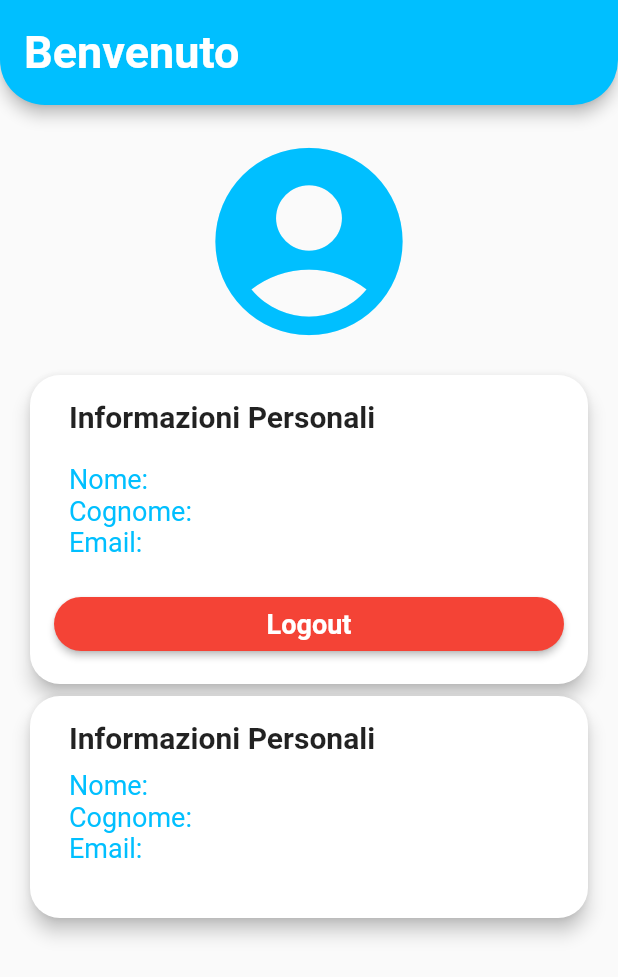
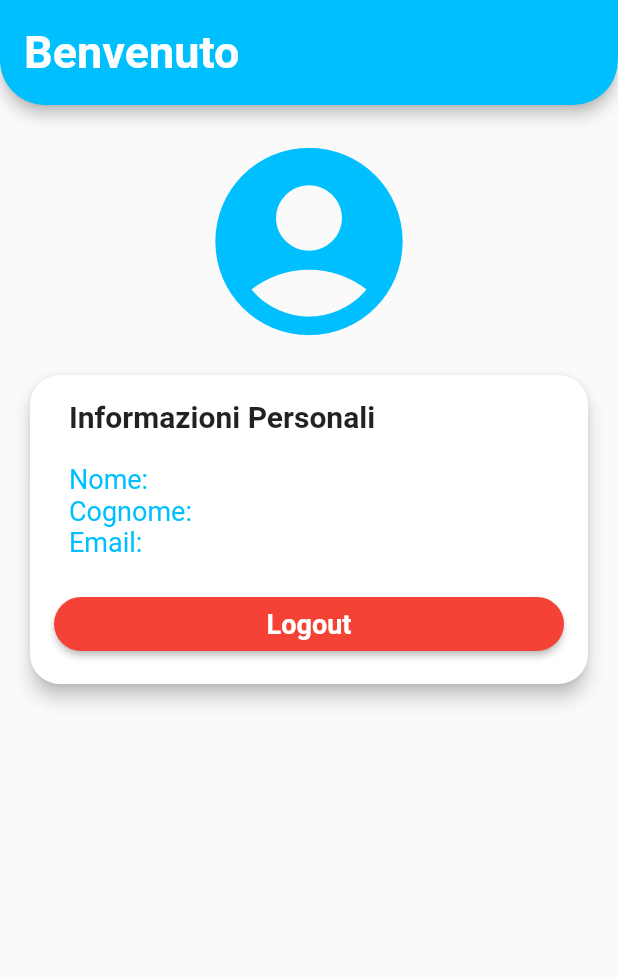
Before and after one commit to DavideTicchiarelli/easy_move_flutter, a Flutter app: the Profilo screen opened directly, on a phone screen of 412 x 824 dp. Shown: the top 977 px of the screen. Run offline on Flutter 3.47's test engine with Material 2 defaults, Android fonts, the phone set to English and light mode, and no system bars; our stand-ins replace cloud_firestore, firebase_auth, firebase_core, firebase_storage, fluttertoast, google_maps_flutter and 1 more; accounts and stored records are empty.

Commit message:
modifica profilo

```diff
--- a/lib/Views/Profilo.dart
+++ b/lib/Views/Profilo.dart
@@ -113,54 +113,54 @@ class Profilo extends StatelessWidget {
                   ),
                 ),
               ),
-              Card(
-                shape: RoundedRectangleBorder(
-                  borderRadius: BorderRadius.circular(20.0),
-                ),
-                elevation: 5.0,
-                child: Padding(
-                  padding: const EdgeInsets.all(16.0),
-                  child: Column(
-                    crossAxisAlignment: CrossAxisAlignment.start,
-                    children: [
-                      const Padding(
-                        padding: EdgeInsets.only(left: 10.0),
-                        child: Text(
-                          'Informazioni Personali',
-                          style: TextStyle(
-                            fontSize: 20,
-                            fontWeight: FontWeight.bold,
-                          ),
-                        ),
-                      ),
-                      const SizedBox(height: 10),
-                      FutureBuilder<myUser.User?>(
-                        future: userViewModel.getCurrentUser(),
-                        builder: (context, snapshot) {
-                          if (snapshot.connectionState == ConnectionState.waiting) {
-                            return CircularProgressIndicator();
-                          } else if (snapshot.hasError) {
-                            return Text("Errore nel recupero dei dati dell'utente");
-                          } else if (snapshot.hasData) {
-                            final user = snapshot.data!;
-                            return Column(
-                              crossAxisAlignment: CrossAxisAlignment.start,
-                              children: [
-                                createTextWidget("Nome:", user.name, Colors.black),
-                                createTextWidget("Cognome:", user.surname, Colors.black),
-                                createTextWidget("Email:", user.email, Colors.black),
-                              ],
-                            );
-                          } else {
-                            return Text("Nessun dato utente disponibile");
-                          }
-                        },
-                      ),
-                      const SizedBox(height: 20),
-                    ],
-                  ),
-                ),
-              ),
+              // Card(
+              //   shape: RoundedRectangleBorder(
+              //     borderRadius: BorderRadius.circular(20.0),
+              //   ),
+              //   elevation: 5.0,
+              //   child: Padding(
+              //     padding: const EdgeInsets.all(16.0),
+              //     child: Column(
+              //       crossAxisAlignment: CrossAxisAlignment.start,
+              //       children: [
+              //         const Padding(
+              //           padding: EdgeInsets.only(left: 10.0),
+              //           child: Text(
+              //             'Informazioni Personali',
+              //             style: TextStyle(
+              //               fontSize: 20,
+              //               fontWeight: FontWeight.bold,
+              //             ),
+              //           ),
+              //         ),
+              //         const SizedBox(height: 10),
+              //         FutureBuilder<myUser.User?>(
+              //           future: userViewModel.getCurrentUser(),
+              //           builder: (context, snapshot) {
+              //             if (snapshot.connectionState == ConnectionState.waiting) {
+              //               return CircularProgressIndicator();
+              //             } else if (snapshot.hasError) {
+              //               return Text("Errore nel recupero dei dati dell'utente");
+              //             } else if (snapshot.hasData) {
+              //               final user = snapshot.data!;
+              //               return Column(
+              //                 crossAxisAlignment: CrossAxisAlignment.start,
+              //                 children: [
+              //                   createTextWidget("Nome:", user.name, Colors.black),
+              //                   createTextWidget("Cognome:", user.surname, Colors.black),
+              //                   createTextWidget("Email:", user.email, Colors.black),
+              //                 ],
+              //               );
+              //             } else {
+              //               return Text("Nessun dato utente disponibile");
+              //             }
+              //           },
+              //         ),
+              //         const SizedBox(height: 20),
+              //       ],
+              //     ),
+              //   ),
+              // ),
             ],
           ),
         ),
```
